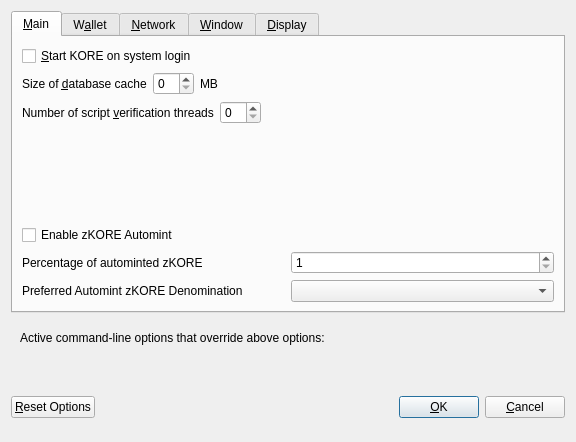
First picture: the form in src/qt/forms/optionsdialog.ui, repository mammix2/kore-mammix2, before the edit.
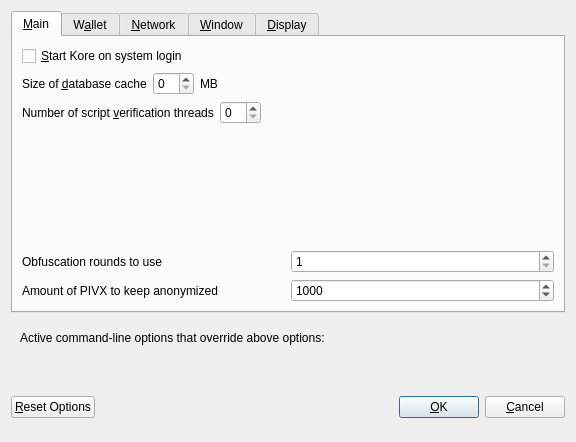
Second picture: the form after the edit. Custom widgets are drawn as their Qt base class.

What changed in the file:
```diff
--- a/src/qt/forms/optionsdialog.ui
+++ b/src/qt/forms/optionsdialog.ui
@@ -33,7 +33,7 @@
           <string>Automatically start KORE after logging in to the system.</string>
          </property>
          <property name="text">
-          <string>&amp;Start KORE on system login</string>
+          <string>&amp;Start Kore on system login</string>
          </property>
         </widget>
        </item>
@@ -130,33 +130,20 @@
          </property>
         </spacer>
        </item>
-       <item>
-        <widget class="QCheckBox" name="checkBoxZeromintEnable">
-         <property name="toolTip">
-          <string>Enable automatic minting of KORE units to zKORE</string>
-         </property>
-         <property name="layoutDirection">
-          <enum>Qt::LeftToRight</enum>
-         </property>
-         <property name="text">
-          <string>Enable zKORE Automint</string>
-         </property>
-        </widget>
-       </item>
        <item>
         <layout class="QHBoxLayout" name="horizontalLayout_3">
          <item>
-          <widget class="QLabel" name="percentage_label">
+          <widget class="QLabel" name="label">
            <property name="toolTip">
-            <string>Percentage of incoming KORE which get automatically converted to zKORE via Zerocoin Protocol (min: 10%)</string>
+            <string>This setting determines the amount of individual masternodes that an input will be anonymized through.&lt;br/&gt;More rounds of anonymization gives a higher degree of privacy, but also costs more in fees.</string>
            </property>
            <property name="text">
-            <string>Percentage of autominted zKORE</string>
+            <string>Obfuscation rounds to use</string>
            </property>
           </widget>
          </item>
          <item>
-          <widget class="QSpinBox" name="zeromintPercentage">
+          <widget class="QSpinBox" name="obfuscationRounds">
            <property name="minimum">
             <number>1</number>
            </property>
@@ -173,37 +160,40 @@
           <enum>QLayout::SetFixedSize</enum>
          </property>
          <item>
-          <widget class="QLabel" name="labelPreferredDenom">
-           <property name="maximumSize">
-            <size>
-             <width>16777215</width>
-             <height>16777215</height>
-            </size>
-           </property>
+          <widget class="QLabel" name="label_2">
            <property name="toolTip">
-            <string>Wait with automatic conversion to Zerocoin until enough KORE for this denomination is available</string>
+            <string>This amount acts as a threshold to turn off Obfuscation once it's reached.</string>
+           </property>
+           <property name="statusTip">
+            <string notr="true"/>
+           </property>
+           <property name="whatsThis">
+            <string notr="true"/>
+           </property>
+           <property name="accessibleName">
+            <string notr="true"/>
+           </property>
+           <property name="accessibleDescription">
+            <string notr="true"/>
            </property>
            <property name="text">
-            <string>Preferred Automint zKORE Denomination</string>
+            <string>Amount of PIVX to keep anonymized</string>
            </property>
           </widget>
          </item>
          <item>
-          <widget class="QComboBox" name="preferredDenom">
-           <property name="maximumSize">
-            <size>
-             <width>16777215</width>
-             <height>27</height>
-            </size>
+          <widget class="QSpinBox" name="anonymizeKore">
+           <property name="minimum">
+            <number>100</number>
            </property>
-           <property name="toolTip">
-            <string>Wait with automatic conversion to Zerocoin until enough KORE for this denomination is available</string>
+           <property name="maximum">
+            <number>100000</number>
            </property>
-           <property name="maxVisibleItems">
-            <number>9</number>
+           <property name="singleStep">
+            <number>100</number>
            </property>
-           <property name="maxCount">
-            <number>9</number>
+           <property name="value">
+            <number>1000</number>
            </property>
           </widget>
          </item>
```
